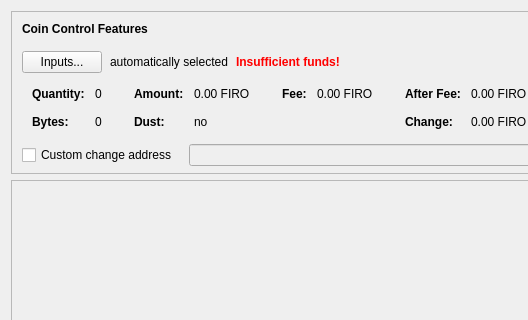
Before: the Qt Designer form src/qt/forms/sendcoinsdialog.ui in firoorg/firo, drawn with Qt 5; both pictures show x 0 to 528 and y 0 to 320 of the 850 by 535 pixel window.
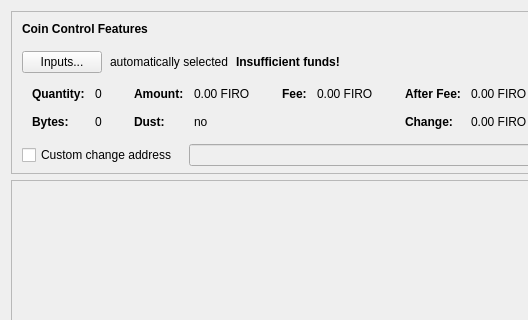
After: the same form once the commit is applied. Custom widgets are drawn as their Qt base class.

```diff
--- a/src/qt/forms/sendcoinsdialog.ui
+++ b/src/qt/forms/sendcoinsdialog.ui
@@ -132,9 +132,6 @@
               <bold>true</bold>
              </font>
             </property>
-            <property name="styleSheet">
-             <string notr="true">color:red;font-weight:bold;</string>
-            </property>
             <property name="text">
              <string>Insufficient funds!</string>
             </property>
```
